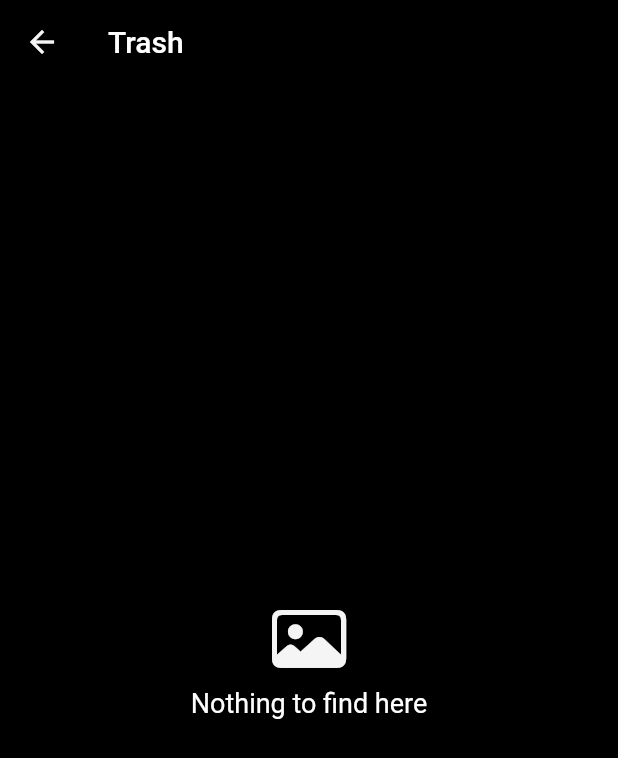
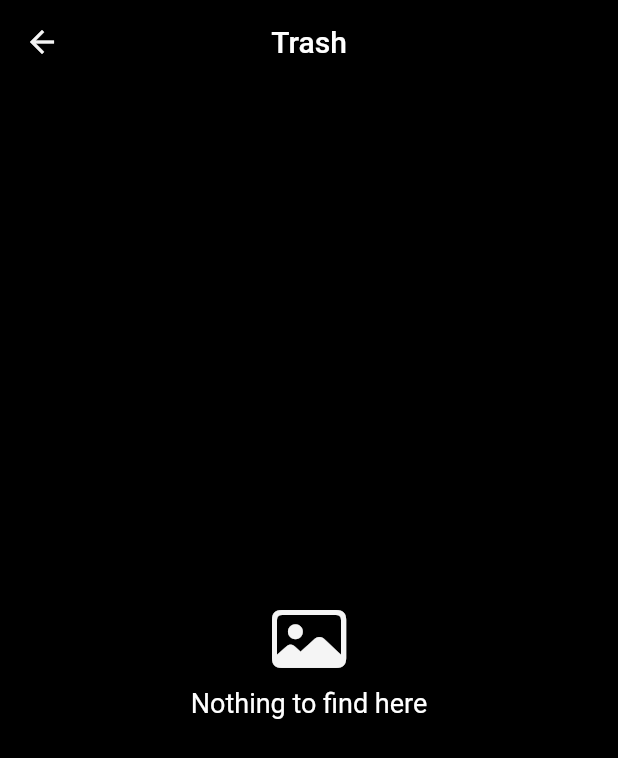
Before and after one commit to Finn-Ev/media-vault, a Flutter app: the AlbumListPage screen opened by its route, after a tap on an icon or button, on a phone screen of 412 x 824 dp. Shown: the top 758 px of the screen. Run offline on Flutter 3.47's test engine with Material 2 defaults, Android fonts, the phone set to English and light mode, and no system bars; our stand-ins replace auto_route, bloc, cached_network_image, chewie, cloud_firestore, dartz and 13 more; missing offline and left inert: video_thumbnail, wechat_assets_picker; accounts and stored records are empty.

Commit message:
fix/minor changes

```diff
--- a/lib/presentation/auth/forgot_password/forgot_password_page.dart
+++ b/lib/presentation/auth/forgot_password/forgot_password_page.dart
@@ -12,6 +12,7 @@ class ForgotPasswordPage extends StatelessWidget {
     return Scaffold(
       appBar: AppBar(
         title: const Text("Media Vault"),
+        centerTitle: true,
       ),
       body: BlocProvider(
         create: (context) => sl<AuthFormBloc>(),
--- a/lib/presentation/auth/login/login_page.dart
+++ b/lib/presentation/auth/login/login_page.dart
@@ -17,6 +17,7 @@ class LoginPage extends StatelessWidget {
       appBar: AppBar(
         leading: const Text(""), // workaround because replace() doesn't work as intended
         title: const Text("Media Vault"),
+        centerTitle: true,
       ),
       body: BlocProvider(
         create: (context) => sl<AuthFormBloc>(),
--- a/lib/presentation/auth/register/register_page.dart
+++ b/lib/presentation/auth/register/register_page.dart
@@ -13,6 +13,7 @@ class RegisterPage extends StatelessWidget {
     return Scaffold(
       appBar: AppBar(
         title: const Text("Media Vault"),
+        centerTitle: true,
       ),
       body: BlocProvider(
         create: (context) => sl<AuthFormBloc>(),
--- a/lib/presentation/media/album_list/album_list_page.dart
+++ b/lib/presentation/media/album_list/album_list_page.dart
@@ -33,7 +33,6 @@ class AlbumListPage extends StatelessWidget {
           leading: IconButton(
             icon: const Icon(Icons.settings),
             onPressed: () {
-              // BlocProvider.of<AuthCoreBloc>(context).add(SignOutButtonPressed());
               AutoRouter.of(context).push(const SettingsRoute());
             },
           ),
@@ -67,12 +66,38 @@ class AlbumListPage extends StatelessWidget {
         ),
         body: BlocBuilder<AlbumControllerBloc, AlbumControllerState>(
           builder: (context, state) {
-            if (state is! AlbumControllerLoading) {
+            if (state is AlbumControllerLoading) {
+              return const Center(child: LoadingIndicator());
+            } else {
               // fully re-render the album-list every time the albums changes
-              // otherwise the albums-sort-order will be buggy
-              return const AlbumList();
-            } else {
-              return const Center(child: LoadingIndicator());
+              // otherwise the albums-sort-order will be buggy sometimes
+              return BlocBuilder<AlbumObserverBloc, AlbumObserverState>(
+                builder: (context, state) {
+                  if (state is AlbumObserverLoaded) {
+                    return state.albums.isNotEmpty
+                        ? const AlbumList()
+                        : Center(
+                            child: Column(
+                              mainAxisSize: MainAxisSize.max,
+                              mainAxisAlignment: MainAxisAlignment.center,
+                              children: const [
+                                Text(
+                                  "You have no albums yet.",
+                                  style: TextStyle(fontSize: 16),
+                                ),
+                                SizedBox(height: 10),
+                                Text(
+                                  "Create one by tapping the + button.",
+                                  style: TextStyle(fontSize: 16),
+                                ),
+                              ],
+                            ),
+                          );
+                  } else {
+                    return const Center(child: LoadingIndicator());
+                  }
+                },
+              );
             }
           },
         ),
--- a/lib/presentation/media/album_list/widgets/album_action_sheet.dart
+++ b/lib/presentation/media/album_list/widgets/album_action_sheet.dart
@@ -30,6 +30,7 @@ class AlbumActionSheet extends StatelessWidget {
                     BlocProvider.of<AlbumControllerBloc>(context).add(UpdateAlbum(album: album.copyWith(title: newTitle)));
                     Navigator.of(context).pop();
                   },
+                  initialInputValue: album.title,
                   popContextOnAction: true,
                 );
               },
--- a/lib/presentation/media/asset_list/trash/trash_page.dart
+++ b/lib/presentation/media/asset_list/trash/trash_page.dart
@@ -46,6 +46,7 @@ class TrashPage extends StatelessWidget {
                 return Scaffold(
                   appBar: AppBar(
                     title: const Text("Trash"),
+                    centerTitle: true,
                     leadingWidth: assetListState.isSelectModeEnabled ? 90 : 56,
                     leading: assetControllerState is! AssetControllerLoading && assetListState.isSelectModeEnabled
                         ? const AssetListLeadingAction(albumId: trashAlbumId)
```
Also changed, not shown: lib/presentation/_widgets/custom_input_alert_dialog.dart (+6 -7 lines), 2 other files.
